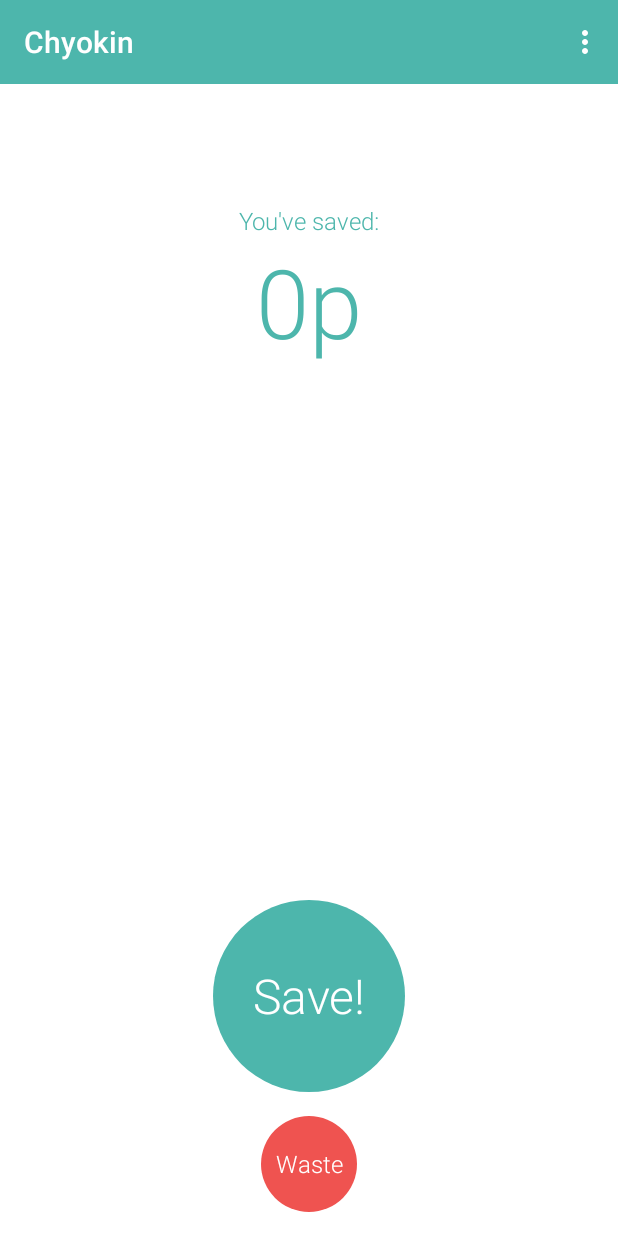
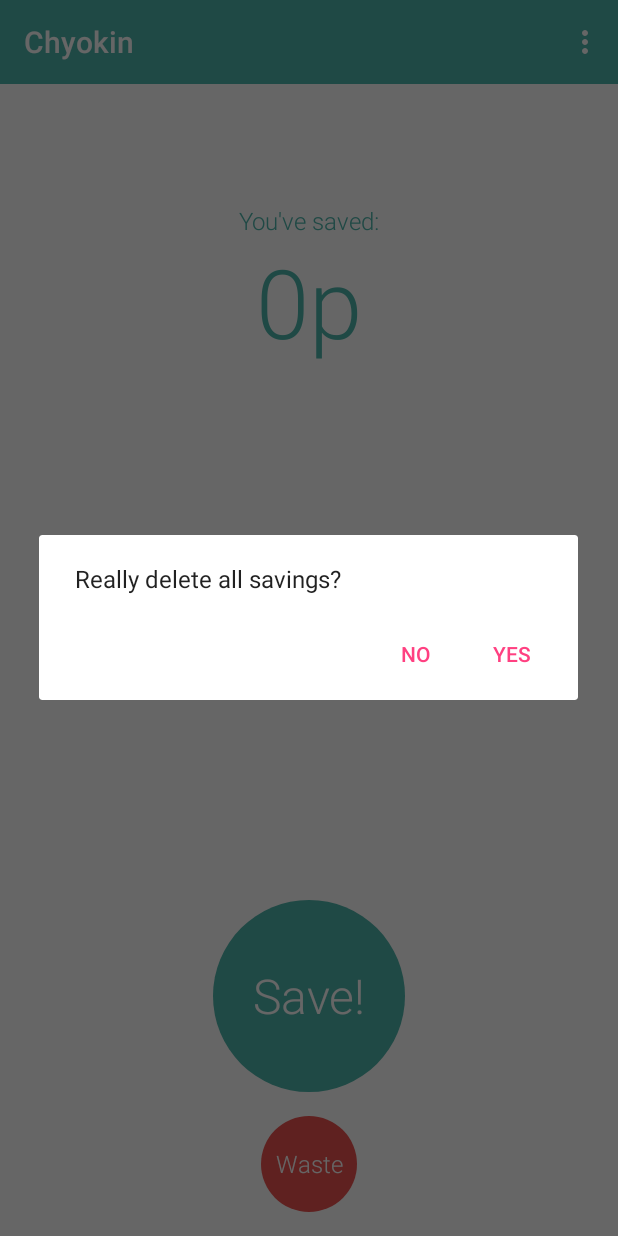
Before and after one commit to Buntworthy/Chyokin, an Android app: the screen it shows after launch (TotalActivity), in the options menu, after a tap on "Delete", on a phone screen of 412 x 824 dp. Run offline under Robolectric (Android 15) with nearby library versions, the phone set to English and light mode, and no system bars; our stand-ins replace AdMob; pictures from the network do not load.

Commit message:
Delete confirmation

```diff
--- a/app/src/main/java/com/cutsquash/chyokin/total/TotalFragment.java
+++ b/app/src/main/java/com/cutsquash/chyokin/total/TotalFragment.java
@@ -25,9 +25,8 @@ import com.cutsquash.chyokin.about.AboutActivity;
 import com.cutsquash.chyokin.data.DataStoreFile;
 import com.cutsquash.chyokin.data.Model;
 import com.cutsquash.chyokin.utils.AnimUtils;
+import com.cutsquash.chyokin.utils.DeleteDialog;
 import com.cutsquash.chyokin.utils.Utils;
-import com.google.android.gms.ads.AdRequest;
-import com.google.android.gms.ads.AdView;
 
 import java.util.List;
 
@@ -105,7 +104,15 @@ public class TotalFragment extends Fragment implements TotalContract.View {
         int id = item.getItemId();
 
         if (id == R.id.action_delete) {
-            mPresenter.deleteData();
+            DeleteDialog dialog = new DeleteDialog();
+            dialog.setListener(new DeleteDialog.DeleteDialogListener() {
+                @Override
+                public void deleteItem() {
+                    mPresenter.deleteData();
+                }
+            });
+            dialog.show(getFragmentManager(), "deleteConfirm");
+
             return true;
         } else if (id == R.id.action_about) {
             Intent intent = new Intent(getContext(), AboutActivity.class);
@@ -152,24 +159,6 @@ public class TotalFragment extends Fragment implements TotalContract.View {
 
     }
 
-    public void animateShowAddView() {
-
-        View addView = getView().findViewById(R.id.addView);
-        addView.setVisibility(View.VISIBLE);
-        List<View> views = Utils.getAllChildren(addView);
-        int buttonCount = 0;
-        for (int childIndex = 0; childIndex < views.size(); childIndex++) {
-            final View v = views.get(childIndex);
-            if (v instanceof Button) {
-                final Button b = (Button) v;
-                Animation a = AnimationUtils.loadAnimation(getContext(), R.anim.number_button_anim);
-                a.setStartOffset(10 * (buttonCount++));
-                b.startAnimation(a);
-            }
-        }
-
-    }
-
     @Override
     public void showTotalView(boolean withAnimation) {
         getView().findViewById(R.id.totalView).setVisibility(View.VISIBLE);
@@ -207,7 +196,6 @@ public class TotalFragment extends Fragment implements TotalContract.View {
 
     }
 
-
     @Override
     public void updateValueDisplay(int value) {
         int currentValue = mCurrentValue;
@@ -225,6 +213,7 @@ public class TotalFragment extends Fragment implements TotalContract.View {
 
     }
 
+
     @Override
     public int getValueDisplay() {
         return mCurrentValue;
@@ -234,6 +223,24 @@ public class TotalFragment extends Fragment implements TotalContract.View {
     private void clearValueDisplay() {
         mCurrentValue = 0;
         updateValueDisplay(mCurrentValue);
+    }
+
+    private void animateShowAddView() {
+
+        View addView = getView().findViewById(R.id.addView);
+        addView.setVisibility(View.VISIBLE);
+        List<View> views = Utils.getAllChildren(addView);
+        int buttonCount = 0;
+        for (int childIndex = 0; childIndex < views.size(); childIndex++) {
+            final View v = views.get(childIndex);
+            if (v instanceof Button) {
+                final Button b = (Button) v;
+                Animation a = AnimationUtils.loadAnimation(getContext(), R.anim.number_button_anim);
+                a.setStartOffset(10 * (buttonCount++));
+                b.startAnimation(a);
+            }
+        }
+
     }
 
     private void setViewColours(boolean save) {
--- /dev/null
+++ b/app/src/main/java/com/cutsquash/chyokin/utils/DeleteDialog.java
@@ -0,0 +1,51 @@
+package com.cutsquash.chyokin.utils;
+
+/**
+ * Created by Justin on 31/01/2016.
+ */
+
+import android.app.Dialog;
+import android.content.DialogInterface;
+import android.os.Bundle;
+import android.support.v4.app.DialogFragment;
+import android.support.v7.app.AlertDialog;
+
+import com.cutsquash.chyokin.R;
+
+
+/**
+ * Created by Justin on 29/12/2015.
+ */
+public class DeleteDialog extends DialogFragment {
+
+    // Interface to communicate category selection
+    public interface DeleteDialogListener {
+        public void deleteItem();
+    }
+
+    // Use this instance of the interface to deliver action events
+    private DeleteDialogListener mListener;
+
+    public void setListener(DeleteDialogListener listener) {
+        mListener = listener;
+    }
+
+    @Override
+    public Dialog onCreateDialog(Bundle savedInstanceState) {
+        // Use the Builder class for convenient dialog construction
+        AlertDialog.Builder builder = new AlertDialog.Builder(getActivity());
+        builder.setMessage(R.string.delete_message)
+                .setPositiveButton(R.string.delete_confirm, new DialogInterface.OnClickListener() {
+                    public void onClick(DialogInterface dialog, int id) {
+                        mListener.deleteItem();
+                    }
+                })
+                .setNegativeButton(R.string.delete_cancel, new DialogInterface.OnClickListener() {
+                    public void onClick(DialogInterface dialog, int id) {
+                        // User cancelled the dialog, do nothing
+                    }
+                });
+        // Create the AlertDialog object and return it
+        return builder.create();
+    }
+}
--- a/app/src/main/res/values/strings.xml
+++ b/app/src/main/res/values/strings.xml
@@ -12,4 +12,7 @@
     <string name="action_about">About</string>
     <string name="banner_ad_unit_id">ca-app-pub-7212727682946618/3727411741</string>
     <string name="testDevice_id">01F490D805BB908CAC94749A9B874210</string>
+    <string name="delete_message">Really delete all savings?</string>
+    <string name="delete_confirm">Yes</string>
+    <string name="delete_cancel">No</string>
 </resources>
```
